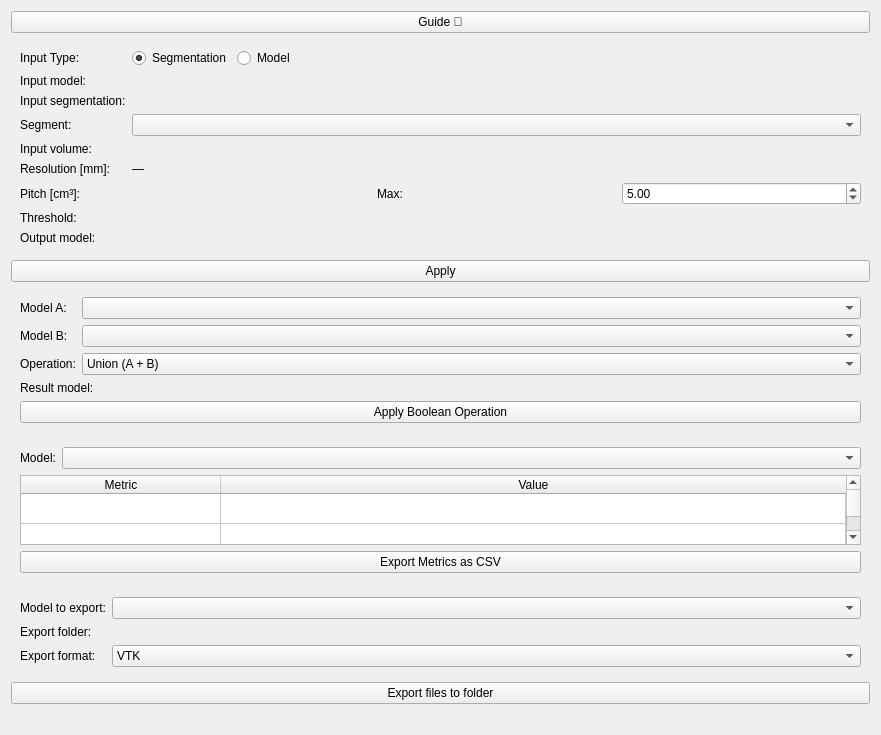
This is Voxelization/Resources/UI/Voxelization.ui in DomenicoRiggio/SlicerModelsVoxelization as Qt 5 draws it before an edit. The edited form follows.
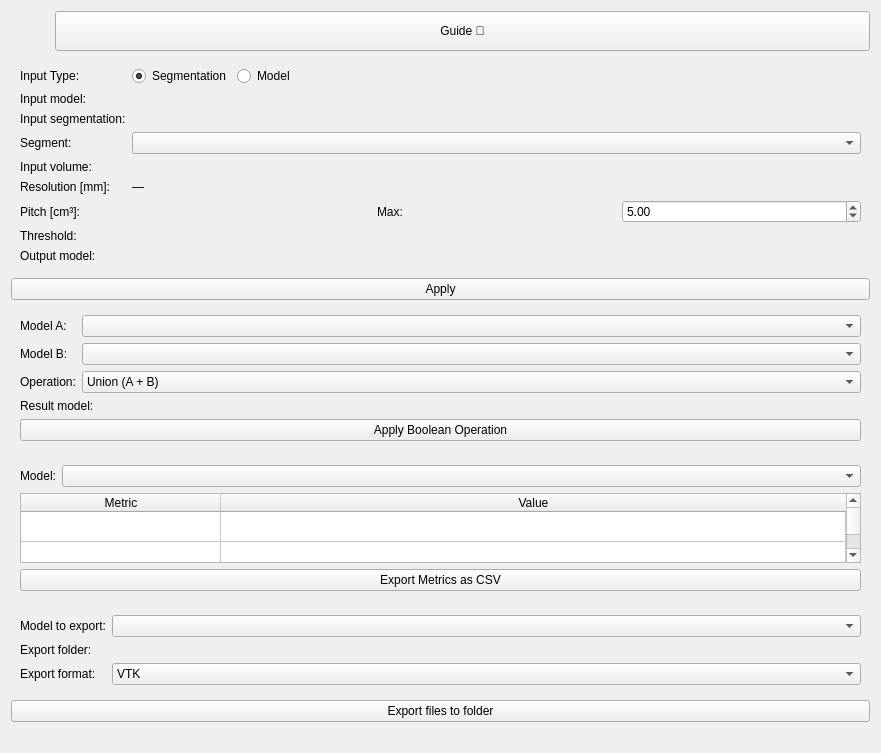
This is the edited form. Custom widgets are drawn as their Qt base class.

Commit message: Add project logo to panel and guide dialog, fix button alignment

```diff
--- a/Voxelization/Resources/UI/Voxelization.ui
+++ b/Voxelization/Resources/UI/Voxelization.ui
@@ -12,16 +12,36 @@
   </property>
   <layout class="QVBoxLayout" name="verticalLayout">
 
-   <!-- GUIDE BUTTON -->
+   <!-- GUIDE BUTTON ROW with logo -->
+   <item>
+    <layout class="QHBoxLayout" name="guideLayout">
+     <property name="spacing"><number>4</number></property>
+     <item>
+      <widget class="QLabel" name="logoLabel">
+       <property name="text"><string/></property>
+       <property name="alignment"><set>Qt::AlignVCenter|Qt::AlignLeft</set></property>
+       <property name="scaledContents"><bool>false</bool></property>
+       <property name="minimumSize">
+        <size><width>40</width><height>40</height></size>
+       </property>
+      </widget>
+     </item>
    <item>
     <widget class="QPushButton" name="guideButton">
-     <property name="text">
-      <string>Guide 📖</string>
-     </property>
-     <property name="toolTip">
-      <string>Open the user guide for this extension.</string>
-     </property>
-    </widget>
+       <property name="text"><string>Guide 📖</string></property>
+       <property name="toolTip"><string>Open the user guide for this extension.</string></property>
+       <property name="minimumSize">
+        <size><width>200</width><height>40</height></size>
+       </property>
+       <property name="sizePolicy">
+        <sizepolicy hsizetype="Expanding" vsizetype="Fixed">
+         <horstretch>1</horstretch>
+         <verstretch>0</verstretch>
+        </sizepolicy>
+       </property>
+      </widget>
+     </item>
+    </layout>
    </item>
 
    <!-- INPUTS SECTION -->
```
Lines whose indentation alone changed are shown as unchanged. The commit also changes 8 other files.
